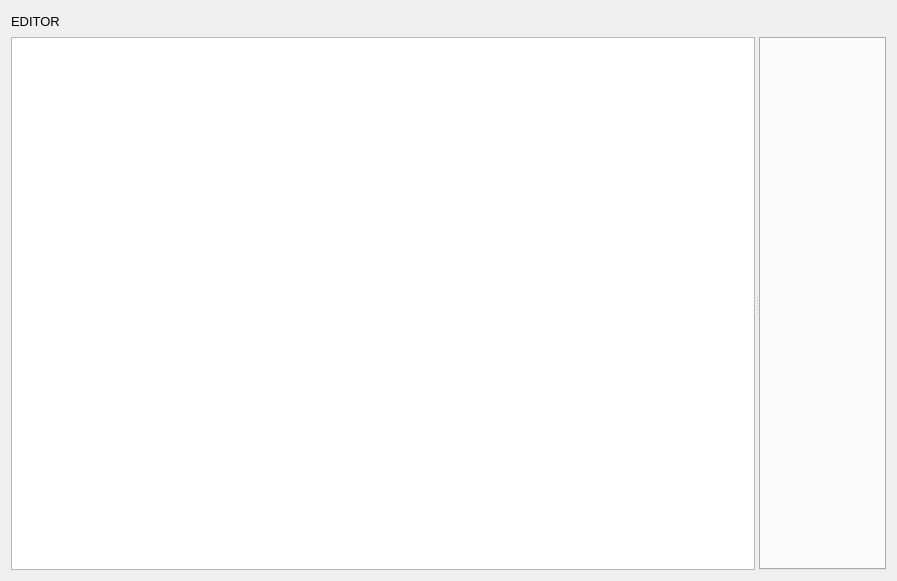
Above: src/frontend/views/editor/editor_page.ui from evanrolfe/oneproxy before the change. Below: the same form after it.
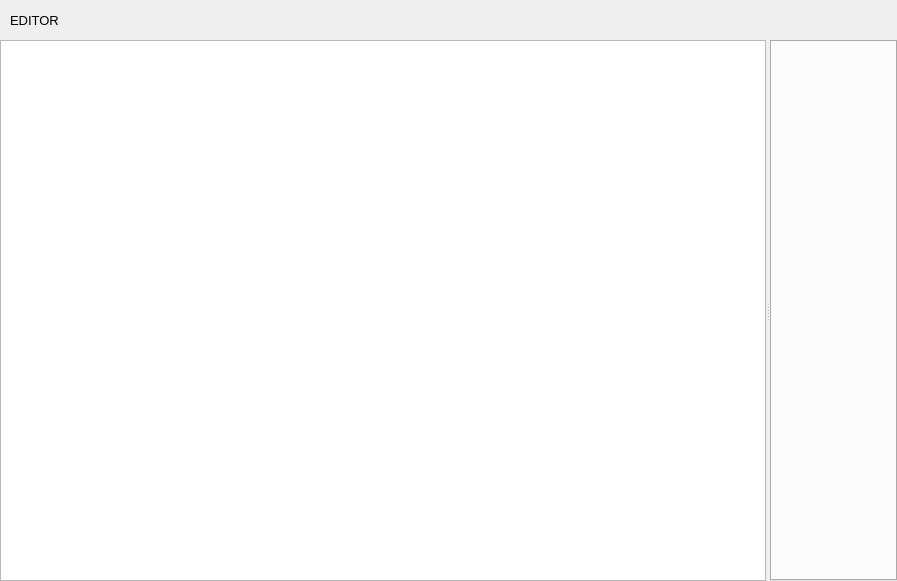
That is the form after the change. Custom widgets are drawn as their Qt base class.

Patch:
```diff
--- a/src/frontend/views/editor/editor_page.ui
+++ b/src/frontend/views/editor/editor_page.ui
@@ -14,22 +14,79 @@
    <string>Form</string>
   </property>
   <layout class="QVBoxLayout" name="verticalLayout">
+   <property name="spacing">
+    <number>0</number>
+   </property>
+   <property name="leftMargin">
+    <number>0</number>
+   </property>
+   <property name="topMargin">
+    <number>0</number>
+   </property>
+   <property name="rightMargin">
+    <number>0</number>
+   </property>
+   <property name="bottomMargin">
+    <number>0</number>
+   </property>
    <item>
-    <widget class="QLabel" name="label">
+    <widget class="QWidget" name="crawlerToolbar" native="true">
+     <property name="sizePolicy">
+      <sizepolicy hsizetype="Preferred" vsizetype="Maximum">
+       <horstretch>0</horstretch>
+       <verstretch>0</verstretch>
+      </sizepolicy>
+     </property>
      <property name="maximumSize">
       <size>
        <width>16777215</width>
-       <height>20</height>
+       <height>40</height>
       </size>
      </property>
-     <property name="font">
-      <font>
-       <pointsize>10</pointsize>
-      </font>
-     </property>
-     <property name="text">
-      <string>EDITOR</string>
-     </property>
+     <layout class="QHBoxLayout" name="horizontalLayout_2">
+      <property name="leftMargin">
+       <number>10</number>
+      </property>
+      <property name="topMargin">
+       <number>5</number>
+      </property>
+      <property name="rightMargin">
+       <number>10</number>
+      </property>
+      <property name="bottomMargin">
+       <number>5</number>
+      </property>
+      <item>
+       <widget class="QLabel" name="label">
+        <property name="font">
+         <font>
+          <pointsize>10</pointsize>
+          <weight>50</weight>
+          <bold>false</bold>
+         </font>
+        </property>
+        <property name="text">
+         <string>EDITOR</string>
+        </property>
+       </widget>
+      </item>
+      <item>
+       <spacer name="horizontalSpacer">
+        <property name="orientation">
+         <enum>Qt::Horizontal</enum>
+        </property>
+        <property name="sizeType">
+         <enum>QSizePolicy::Maximum</enum>
+        </property>
+        <property name="sizeHint" stdset="0">
+         <size>
+          <width>158</width>
+          <height>20</height>
+         </size>
+        </property>
+       </spacer>
+      </item>
+     </layout>
     </widget>
    </item>
    <item>
@@ -45,8 +102,7 @@
        </sizepolicy>
       </property>
      </widget>
-     <widget class="Tabs" name="tabs">
-     </widget>
+     <widget class="Tabs" name="tabs"/>
     </widget>
    </item>
   </layout>
```
Left out of the diff: 2 changed lines with no effect on the pictures.
